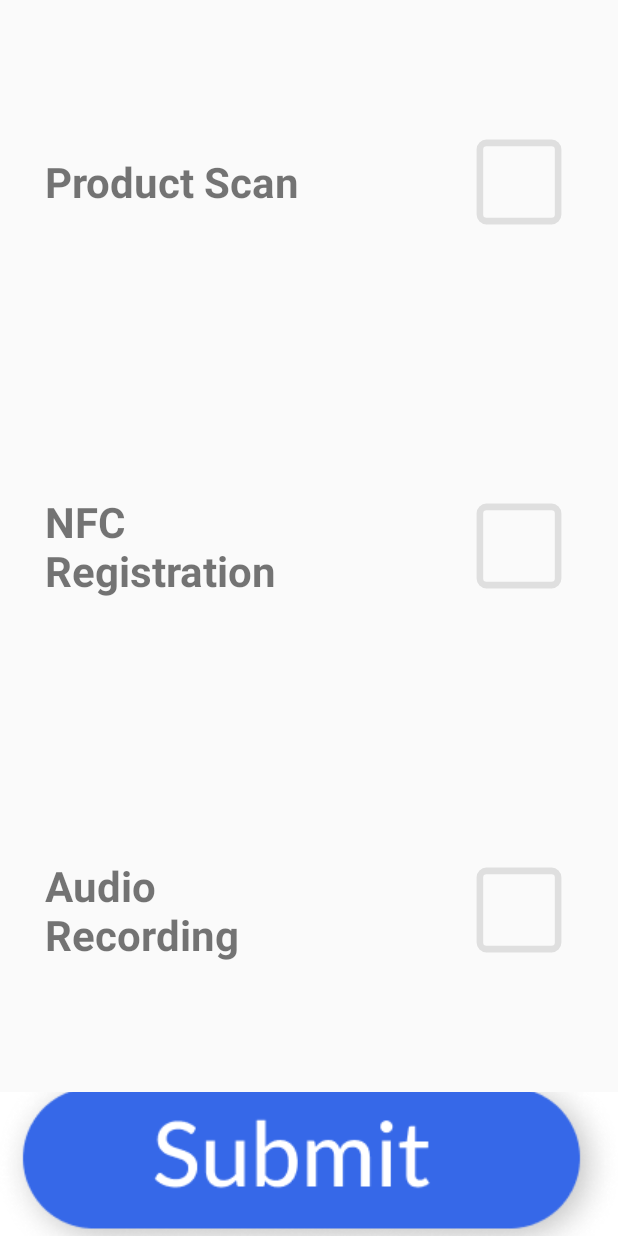
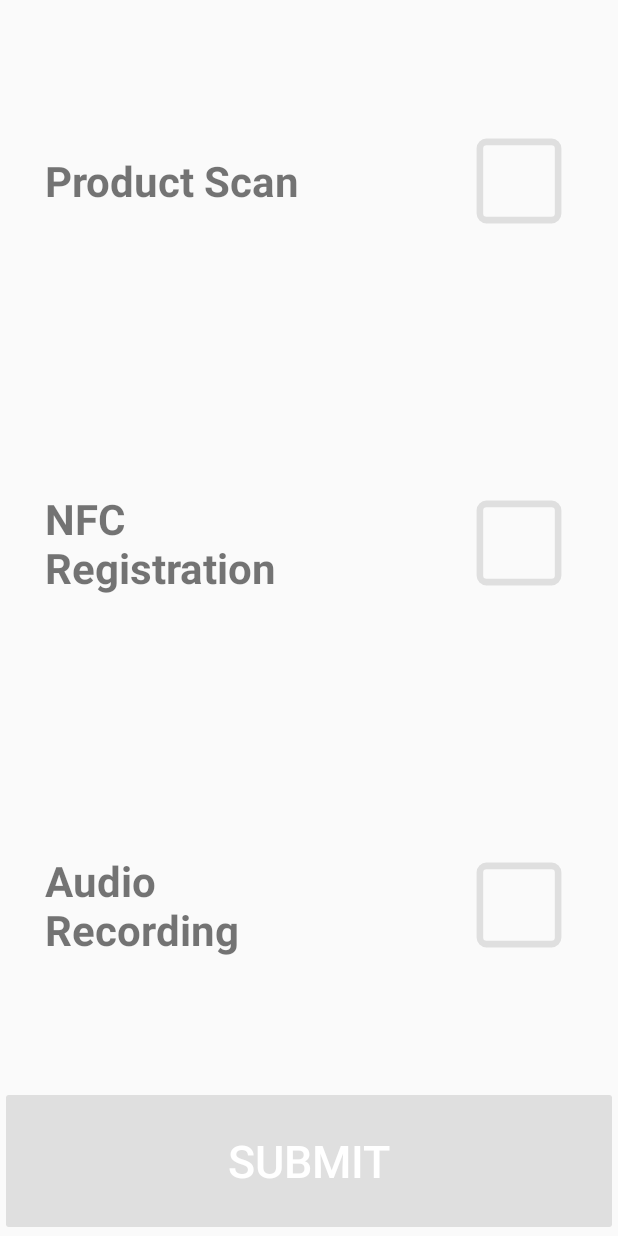
Before and after one commit to frostyshadows/neko-tap, an Android app: the PharmacistActivity screen opened directly, with no data from a screen before it, on a phone screen of 412 x 824 dp. Run offline under Robolectric (Android 15) with nearby library versions, the phone set to English and light mode, and no system bars.

Commit message:
cleaned up pharmacist screen

```diff
--- a/app/src/main/java/com/squad/betakua/tap_neko/PharmacistActivity.java
+++ b/app/src/main/java/com/squad/betakua/tap_neko/PharmacistActivity.java
@@ -2,16 +2,19 @@ package com.squad.betakua.tap_neko;
 
 import android.content.Intent;
 import android.graphics.Color;
-import android.os.AsyncTask;
 import android.os.Bundle;
 import android.support.v7.app.AppCompatActivity;
 import android.util.Log;
 import android.view.View;
-import android.widget.ImageButton;
+import android.widget.Button;
 import android.widget.TableRow;
 import android.widget.TextView;
+import android.widget.Toast;
 
 import com.airbnb.lottie.LottieAnimationView;
+import com.airbnb.lottie.LottieProperty;
+import com.airbnb.lottie.model.KeyPath;
+import com.airbnb.lottie.value.LottieValueCallback;
 import com.google.common.util.concurrent.FutureCallback;
 import com.google.common.util.concurrent.Futures;
 import com.google.common.util.concurrent.ListenableFuture;
@@ -47,7 +50,8 @@ public class PharmacistActivity extends AppCompatActivity {
     private boolean hasBarcode = false;
 
     private TableRow nfcButton;
-    private ImageButton submitButton;
+    private Button submitButton;
+    private LottieAnimationView submitButtonProgress;
 
     private String nfcId;
     private String fileId;
@@ -71,18 +75,35 @@ public class PharmacistActivity extends AppCompatActivity {
         initBarcodeScannerButton();
         initNfcButton();
         initSubmitButton();
+        initCheckboxAnimations();
         refreshSubmitButton();
 
         textBarcode = findViewById(R.id.scan_text);
         textNFC = findViewById(R.id.nfc_text);
         textAudio = findViewById(R.id.audio_text);
+    }
 
+    private void initCheckboxAnimations() {
         lottieBarcode = findViewById(R.id.check_barcode);
         lottieNFC = findViewById(R.id.check_nfc);
         lottieAudio = findViewById(R.id.check_audio);
+
         lottieBarcode.setProgress(0f);
         lottieNFC.setProgress(0f);
         lottieAudio.setProgress(0f);
+
+        lottieBarcode.addValueCallback(
+                new KeyPath("**"),
+                LottieProperty.COLOR,
+                new LottieValueCallback<>(Color.WHITE));
+        lottieNFC.addValueCallback(
+                new KeyPath("**"),
+                LottieProperty.COLOR,
+                new LottieValueCallback<>(Color.WHITE));
+        lottieAudio.addValueCallback(
+                new KeyPath("**"),
+                LottieProperty.COLOR,
+                new LottieValueCallback<>(Color.WHITE));
     }
 
     @Override
@@ -145,8 +166,21 @@ public class PharmacistActivity extends AppCompatActivity {
     }
 
     private void initSubmitButton() {
+        submitButtonProgress = findViewById(R.id.submit_button_progress);
+        submitButtonProgress.setVisibility(View.INVISIBLE);
+        submitButtonProgress.playAnimation();
+        // change lottie color to white
+        submitButtonProgress.addValueCallback(
+                new KeyPath("**"),
+                LottieProperty.COLOR,
+                new LottieValueCallback<>(Color.WHITE));
+
         submitButton = findViewById(R.id.submit_button);
+        submitButton.setVisibility(View.VISIBLE);
+
         submitButton.setOnClickListener((View view) -> {
+            onSubmitProgress();
+
             try {
                 ListenableFuture<InfoItem> infoItemsFuture = AzureInterface.getInstance().checkIfInfoItemRowExists(nfcId);
 
@@ -154,17 +188,16 @@ public class PharmacistActivity extends AppCompatActivity {
                     public void onSuccess(InfoItem infoItem) {
                         // if row already exists, update it
                         updateInfoItemToTable();
-                        Log.e("HERE00", "SUCCESS");
                     }
 
                     public void onFailure(Throwable t) {
                         // if row doesn't exist, add it
                         insertInfoItemToTable();
-                        Log.e("ERROR", t.toString());
                     }
                 });
             } catch (AzureInterfaceException e) {
-                Log.e("ERROR:", e.toString());
+                onSubmitError();
+                e.printStackTrace();
             }
         });
 
@@ -187,22 +220,23 @@ public class PharmacistActivity extends AppCompatActivity {
         });
     }
 
-    private void insertInfoItemToTable() throws AzureInterfaceException {
+    private void insertInfoItemToTable() {
         try {
             ListenableFuture<InfoItem> infoItemsFuture = AzureInterface.getInstance().writeInfoItem(nfcId, barcodeId, transcript, MOCK_YOUTUBE_URL);
 
             Futures.addCallback(infoItemsFuture, new FutureCallback<InfoItem>() {
                 public void onSuccess(InfoItem infoItem) {
-                    // TODO: signal success in UI
+                    onSubmitSuccess();
                 }
 
                 public void onFailure(Throwable t) {
-                    // TODO: signal failure in UI
+                    onSubmitError();
                     t.printStackTrace();
                 }
             });
         } catch (AzureInterfaceException e) {
-            Log.e("ERROR:", e.toString());
+            onSubmitError();
+            e.printStackTrace();
         }
     }
 
@@ -212,17 +246,40 @@ public class PharmacistActivity extends AppCompatActivity {
 
             Futures.addCallback(infoItemsFuture, new FutureCallback<InfoItem>() {
                 public void onSuccess(InfoItem infoItem) {
-                    // TODO: signal success in UI
+                    onSubmitSuccess();
                 }
 
                 public void onFailure(Throwable t) {
-                    // TODO: signal failure in UI
+                    onSubmitError();
                     t.printStackTrace();
                 }
             });
         } catch (AzureInterfaceException e) {
-            Log.e("ERROR:", e.toString());
+            onSubmitError();
+            e.printStackTrace();
         }
     }
 
+    private void onSubmitProgress() {
+        submitButton.setText(R.string.pharmacist_submit_button_submitting);
+        submitButton.setEnabled(false);
+        submitButton.setVisibility(View.INVISIBLE);
+        submitButtonProgress.setVisibility(View.VISIBLE);
+    }
+
+    private void onSubmitSuccess() {
+        submitButton.setText(R.string.pharmacist_submit_button);
+        submitButton.setEnabled(true);
+        submitButton.setVisibility(View.VISIBLE);
+        submitButtonProgress.setVisibility(View.INVISIBLE);
+        Toast.makeText(this, R.string.pharmacist_submit_button_success, Toast.LENGTH_SHORT).show();
+    }
+
+    private void onSubmitError() {
+        submitButton.setText(R.string.pharmacist_submit_button);
+        submitButton.setEnabled(true);
+        submitButton.setVisibility(View.VISIBLE);
+        submitButtonProgress.setVisibility(View.INVISIBLE);
+        Toast.makeText(this, R.string.pharmacist_submit_button_error, Toast.LENGTH_SHORT).show();
+    }
 }
--- a/app/src/main/res/layout/activity_pharmacist.xml
+++ b/app/src/main/res/layout/activity_pharmacist.xml
@@ -37,8 +37,7 @@
                 android:layout_column="1"
                 android:layout_marginStart="80dp"
                 app:lottie_loop="false"
-                app:lottie_fileName="checkbox.json"
-                app:lottie_imageAssetsFolder="images" />
+                app:lottie_fileName="checkbox.json" />
         </TableRow>
 
         <TableRow
@@ -65,8 +64,7 @@
                 android:layout_column="1"
                 android:layout_marginStart="80dp"
                 app:lottie_loop="false"
-                app:lottie_fileName="checkbox.json"
-                app:lottie_imageAssetsFolder="images" />
+                app:lottie_fileName="checkbox.json" />
         </TableRow>
 
         <TableRow
@@ -93,19 +91,34 @@
                 android:layout_column="1"
                 android:layout_marginStart="80dp"
                 app:lottie_loop="false"
-                app:lottie_fileName="checkbox.json"
-                app:lottie_imageAssetsFolder="images" />
+                app:lottie_fileName="checkbox.json" />
         </TableRow>
 
     </TableLayout>
 
-    <ImageButton
-        android:id="@+id/submit_button"
+    <RelativeLayout
         android:layout_width="match_parent"
-        android:layout_height="wrap_content"
-        android:layout_weight="1"
-        android:gravity="center_vertical"
-        android:src="@drawable/submit_button"
-        android:background="#ffffff"
-        android:contentDescription="submit" />
+        android:layout_height="100dp">
+        <Button
+            android:id="@+id/submit_button"
+            android:layout_width="match_parent"
+            android:layout_height="match_parent"
+            android:gravity="center"
+            android:textSize="30sp"
+            android:textAlignment="gravity"
+            android:textColor="@color/white"
+            android:text="@string/pharmacist_submit_button"
+            android:theme="@style/ActionButton"
+            style="@style/Widget.AppCompat.Button.Colored"
+            />
+
+        <com.airbnb.lottie.LottieAnimationView
+            android:id="@+id/submit_button_progress"
+            android:layout_width="match_parent"
+            android:layout_height="match_parent"
+            android:background="@color/blueSuccess"
+            app:lottie_loop="true"
+            app:lottie_fileName="loading_jumping_boxes.json" />
+    </RelativeLayout>
+
 </LinearLayout>
--- a/app/src/main/res/values/colors.xml
+++ b/app/src/main/res/values/colors.xml
@@ -4,9 +4,9 @@
     <color name="colorPrimaryDark">#303F9F</color>
     <color name="colorAccent">#ff4081</color>
     <color name="white">#FFFFFF</color>
-
-
-
+    <color name="disabledGrey">#919191</color>
+    <color name="disabledBlueSuccess">#8cc0ff</color>
 
     <color name="greenSuccess">#6dcc5b</color>
+    <color name="blueSuccess">#0e7bff</color>
 </resources>
--- a/app/src/main/res/values/strings.xml
+++ b/app/src/main/res/values/strings.xml
@@ -15,6 +15,12 @@
     <string name="audio_recorder_azure_status_message">Services are connected</string>
     <string name="azure_speech_live_output_placeholder">Start recording a message</string>
 
+    <!-- Pharmacists Activity -->
+    <string name="pharmacist_submit_button">Submit</string>
+    <string name="pharmacist_submit_button_submitting">Submitting&#8230;</string>
+    <string name="pharmacist_submit_button_success">Successfully Submitted!</string>
+    <string name="pharmacist_submit_button_error">There was an error submitting. Please try again.</string>
+
     <!-- Patient Text -->
     <string name="patient_text_placeholder">Transcribed message goes here</string>
 
--- a/app/src/main/res/values/styles.xml
+++ b/app/src/main/res/values/styles.xml
@@ -13,4 +13,9 @@
         <item name="windowNoTitle">true</item>
     </style>
 
+    <style name="ActionButton" parent="ThemeOverlay.AppCompat.Dark">
+        <item name="colorButtonNormal">@color/disabledGrey</item>
+        <item name="colorAccent">@color/blueSuccess</item>
+    </style>
+
 </resources>
```
Also changed, not shown: app/src/main/assets/loading_jumping_boxes.json (added, +1 -0 lines).
